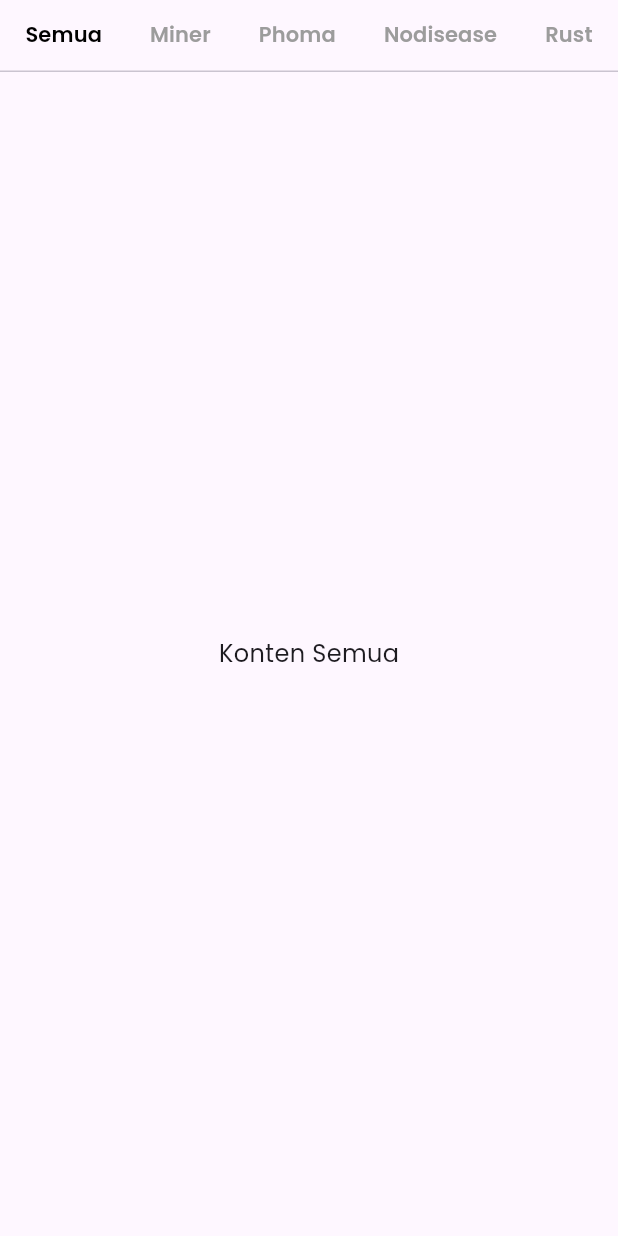
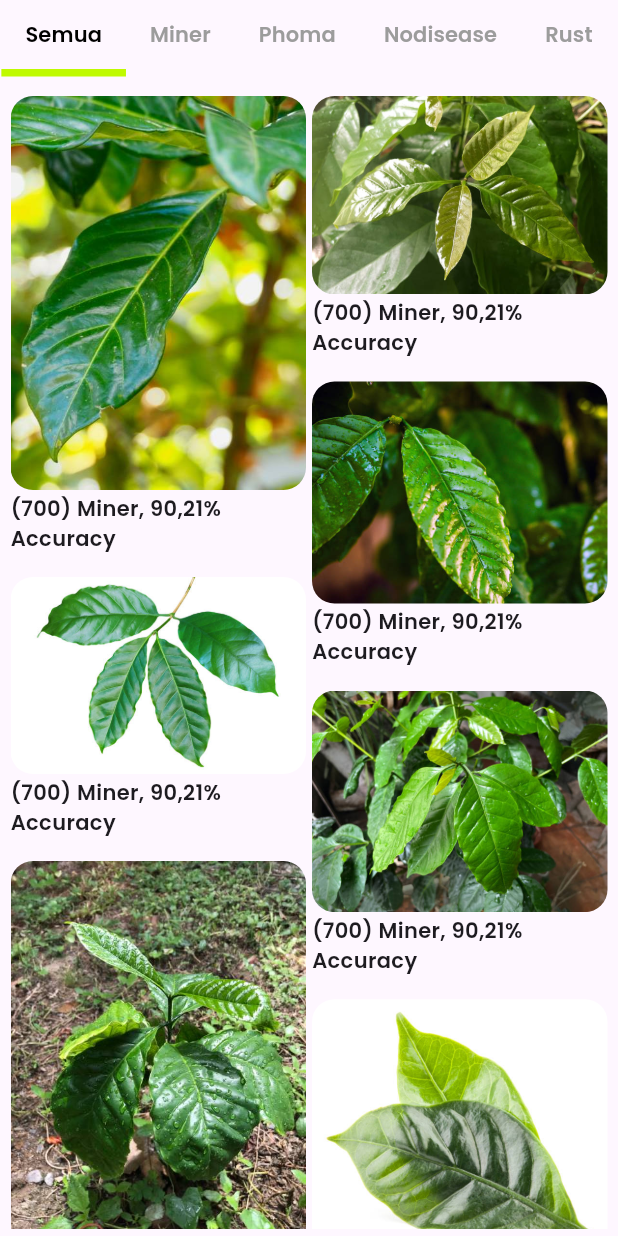
Before and after one commit to agungkurniawanid/intellegence-quality-air-control-system-kopi-nursery, a Flutter app: the TabBarViewWidgetScannerScreen widget shown alone on an empty page, opened directly, on a phone screen of 412 x 824 dp. Run offline on Flutter 3.47's test engine with Material 3 defaults, Android fonts, the light colour scheme and no system bars; our stand-ins replace flutter_animate, flutter_riverpod, gap, google_fonts, responsive_framework.

Commit message:
done pcv screens

```diff
--- a/iqacs_flutter/lib/screens/analytic_screen.dart
+++ b/iqacs_flutter/lib/screens/analytic_screen.dart
@@ -1,6 +1,7 @@
 import 'package:flutter/material.dart';
 import 'package:flutter_riverpod/flutter_riverpod.dart';
 import 'package:google_fonts/google_fonts.dart';
+import 'package:flutter_staggered_grid_view/flutter_staggered_grid_view.dart';
 
 class AnalyticScreen extends ConsumerStatefulWidget {
   const AnalyticScreen({super.key});
@@ -202,6 +203,58 @@ class _TabBarViewWidgetScannerScreenState
     extends ConsumerState<TabBarViewWidgetScannerScreen> {
   @override
   Widget build(BuildContext context) {
+    final List<Map<String, String>> masonryminer = [
+      {
+        'image': 'assets/images/masonry/masonry (1).jpg',
+        'diagnosis': '(700) Miner',
+        'accuracy': '90,21%',
+      },
+      {
+        'image': 'assets/images/masonry/masonry (2).jpg',
+        'diagnosis': '(701) Miner',
+        'accuracy': '88,50%',
+      },
+      {
+        'image': 'assets/images/masonry/masonry (3).jpg',
+        'diagnosis': '(702) Rust',
+        'accuracy': '92,50%',
+      },
+      {
+        'image': 'assets/images/masonry/masonry (4).jpg',
+        'diagnosis': '(703) Rust',
+        'accuracy': '85,00%',
+      },
+      {
+        'image': 'assets/images/masonry/masonry (5).jpg',
+        'diagnosis': '(704) Phoma',
+        'accuracy': '91,00%',
+      },
+      {
+        'image': 'assets/images/masonry/masonry (6).jpg',
+        'diagnosis': '(705) Phoma',
+        'accuracy': '87,50%',
+      },
+      {
+        'image': 'assets/images/masonry/masonry (7).jpg',
+        'diagnosis': '(706) Nodisease',
+        'accuracy': '100,00%',
+      },
+      {
+        'image': 'assets/images/masonry/masonry (8).jpg',
+        'diagnosis': '(707) Nodisease',
+        'accuracy': '95,00%',
+      },
+      {
+        'image': 'assets/images/masonry/masonry (9).jpg',
+        'diagnosis': '(708) Miner',
+        'accuracy': '89,75%',
+      },
+      {
+        'image': 'assets/images/masonry/masonry (10).jpg',
+        'diagnosis': '(709) Rust',
+        'accuracy': '90,00%',
+      },
+    ];
     return DefaultTabController(
       length: 5,
       child: Column(
@@ -211,10 +264,9 @@ class _TabBarViewWidgetScannerScreenState
             isScrollable: true,
             tabAlignment: TabAlignment.center,
             labelColor: Colors.black,
-            indicatorWeight: 2,
-            indicator: const UnderlineTabIndicator(
-              borderSide: BorderSide.none,
-            ),
+            indicatorWeight: 5,
+            dividerColor: Colors.transparent,
+            indicatorSize: TabBarIndicatorSize.tab,
             unselectedLabelColor: const Color(0xFF9C9C9C),
             tabs: [
               Tab(
@@ -272,9 +324,37 @@ class _TabBarViewWidgetScannerScreenState
           Expanded(
             child: TabBarView(
               children: [
-                Center(
-                    child: Text('Konten Semua',
-                        style: GoogleFonts.poppins(fontSize: 16))),
+                Padding(
+                  padding: const EdgeInsets.all(5),
+                  child: MasonryGridView.builder(
+                    itemCount: 10,
+                    gridDelegate:
+                        const SliverSimpleGridDelegateWithFixedCrossAxisCount(
+                      crossAxisCount: 2,
+                    ),
+                    itemBuilder: (context, index) {
+                      return Padding(
+                        padding: const EdgeInsets.only(
+                            left: 2.0, right: 2.0, top: 8.0, bottom: 8.0),
+                        child: Column(
+                          crossAxisAlignment: CrossAxisAlignment.start,
+                          children: [
+                            ClipRRect(
+                                borderRadius: BorderRadius.circular(15.0),
+                                child: Image.asset(
+                                  masonryminer[index]['image'] ?? '',
+                                  fit: BoxFit.cover,
+                                )),
+                            const SizedBox(height: 2.0),
+                            Text('(700) Miner, 90,21% Accuracy',
+                                style: GoogleFonts.poppins(
+                                    fontSize: 14, fontWeight: FontWeight.w600)),
+                          ],
+                        ),
+                      );
+                    },
+                  ),
+                ),
                 Center(
                     child: Text('Konten Miner',
                         style: GoogleFonts.poppins(fontSize: 16))),
```
Also changed, not shown: iqacs_flutter/pubspec.yaml (+10 -0 lines), iqacs_flutter/assets/images/masonry/masonry (1).jpg (added), iqacs_flutter/assets/images/masonry/masonry (10).jpg (added), iqacs_flutter/assets/images/masonry/masonry (2).jpg (added), iqacs_flutter/assets/images/masonry/masonry (3).jpg (added), iqacs_flutter/assets/images/masonry/masonry (4).jpg (added), iqacs_flutter/assets/images/masonry/masonry (5).jpg (added), iqacs_flutter/assets/images/masonry/masonry (6).jpg (added), iqacs_flutter/assets/images/masonry/masonry (7).jpg (added), iqacs_flutter/assets/images/masonry/masonry (8).jpg (added), iqacs_flutter/assets/images/masonry/masonry (9).jpg (added).
